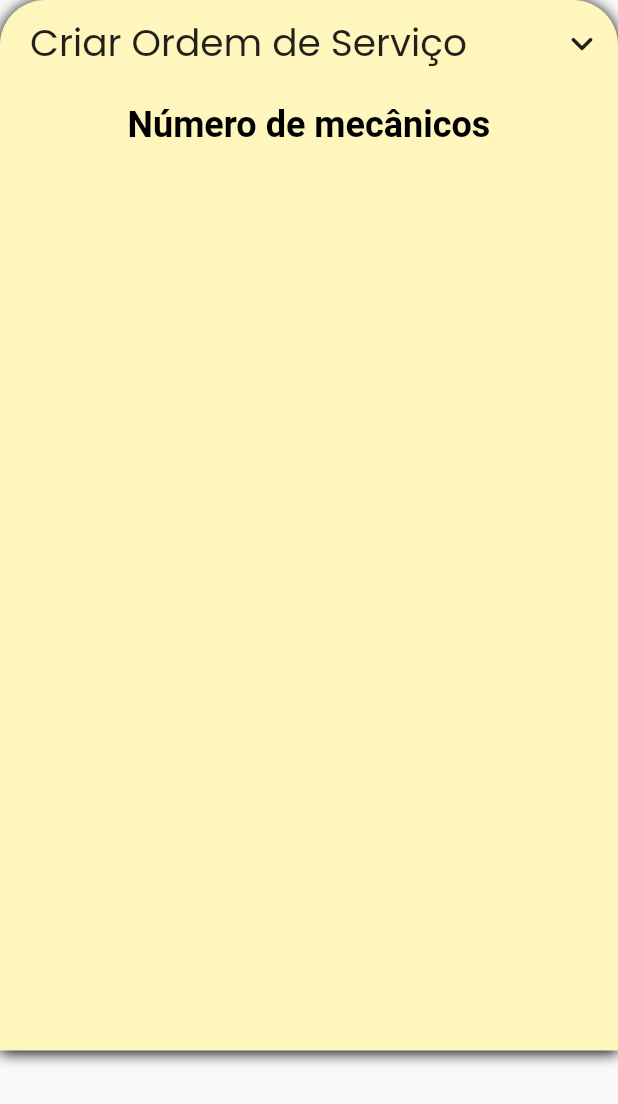
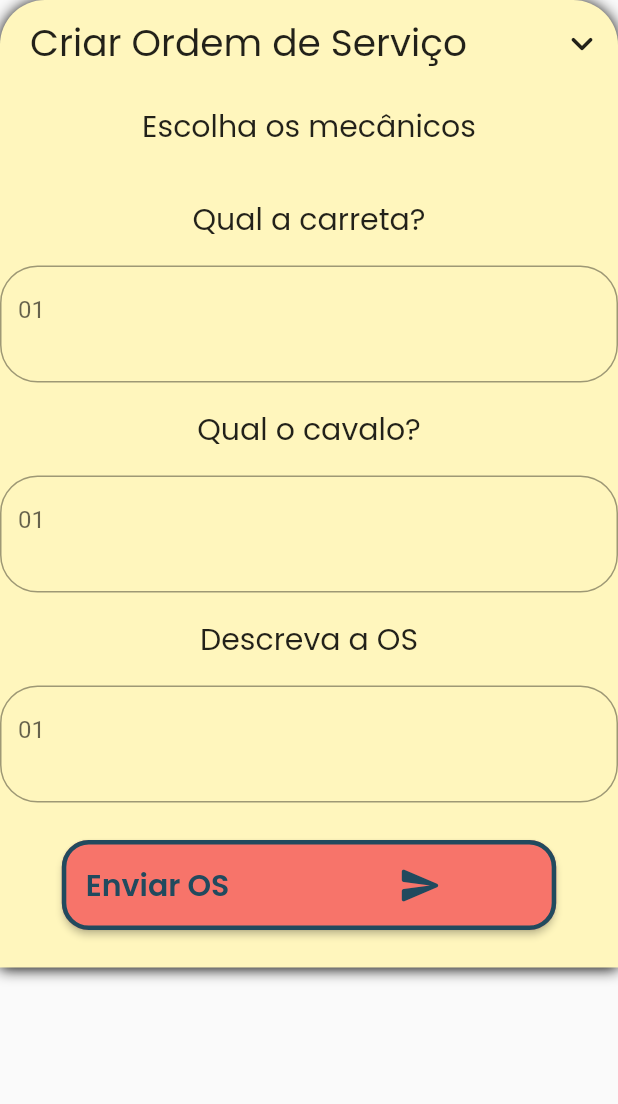
Before and after one commit to lucasmartinsnogueira/SGM, a Flutter app: the FormOSs widget shown alone on an empty page, opened directly with empty values, on a phone screen of 412 x 824 dp. Shown: the top 1104 px of the screen. Run offline on Flutter 3.47's test engine with Material 2 defaults, Android fonts, the phone set to English and light mode, and no system bars; our stand-ins replace brasil_fields, cached_network_image, cloud_firestore, curved_navigation_bar, firebase_auth, firebase_core and 5 more; missing offline and left inert: cloud_firestore_web, firebase_auth_web, firebase_core_web, firebase_storage_web, image_picker_for_web; accounts and stored records are empty; network calls fail.

Commit message:
Salvamento de progresso.

```diff
--- /dev/null
+++ b/sgm/lib/dead/tests/dead/dead.dart
@@ -0,0 +1,37 @@
+// Arquivo de códgos comentados para consulta de possíveis implementações.
+
+
+//Number Picker
+/*const Text("Número de Mecânicos"),
+                NumberPicker(
+                  haptics: true,
+                  selectedTextStyle: const TextStyle(
+                      color: blue, fontSize: 32, fontWeight: FontWeight.bold),
+                  axis: Axis.horizontal,
+                  minValue: 1,
+                  maxValue: 4,
+                  value: _currentValue,
+                  onChanged: (value) => setState(() => _currentValue = value),
+                ),
+                CustomTextFormField(),*/
+                /* DropdownButton(
+                  dropdownColor: lightyellow,
+
+                  value: dropdownValue,
+                  icon: const Icon(Icons.arrow_downward),
+                  elevation: 16,
+                  style: const TextStyle(color: Colors.deepPurple),
+                  underline: Container(
+                    height: 2,
+                    color: Colors.deepPurpleAccent,
+                  ),
+                  onChanged: (value) =>
+                      setState(() => dropdownValue = value.toString()),
+                  items: <String>['One', 'Two', 'Free', 'Four']
+                      .map<DropdownMenuItem<String>>((String value) {
+                    return DropdownMenuItem<String>(
+                      value: value,
+                      child: Text(value),
+                    );
+                  }).toList(),
+                )*/
--- a/sgm/lib/modules/login_signup/pages/login_cadastro.dart
+++ b/sgm/lib/modules/login_signup/pages/login_cadastro.dart
@@ -2,7 +2,6 @@
 
 import 'package:flutter/material.dart';
 import 'package:sgm/modules/login_signup/pages/cadastro.dart';
-import 'package:sgm/modules/login_signup/pages/login.dart';
 import 'package:sgm/modules/login_signup/pages/login.dart';
 import 'package:sgm/shared/help/colors.dart';
 
@@ -24,7 +23,6 @@ class _LoginCadastroState extends State<LoginCadastro> {
   Widget build(BuildContext context) {
   double margemParaMenuSemClique = MediaQuery.of(context).size.width * 0.125;
   PageController _pageController = PageController();
-
 
     return Scaffold(
       key: scaffoldKey,
--- a/sgm/lib/shared/widgets/custom_Text_Form_Field.dart
+++ b/sgm/lib/shared/widgets/custom_Text_Form_Field.dart
@@ -9,7 +9,8 @@ class CustomTextFormField extends StatefulWidget {
   final String? cancelMsg;
   final Widget? container;
 
-  const CustomTextFormField({Key? key,
+  const CustomTextFormField({
+    Key? key,
     this.message,
     this.popOnCancel = false,
     this.title,
@@ -26,6 +27,16 @@ class CustomTextFormField extends StatefulWidget {
 class _CustomTextFormFieldState extends State<CustomTextFormField> {
   @override
   Widget build(BuildContext context) {
-    return TextFormField();
+    return TextFormField(
+      keyboardType: TextInputType.number,
+      maxLines: 2,
+        decoration: InputDecoration(
+
+            hintText: "01",
+            fillColor: Colors.white,
+            border: OutlineInputBorder(
+              borderRadius: BorderRadius.circular(25.0),
+              borderSide: BorderSide(),
+            )));
   }
 }
--- a/sgm/lib/shared/widgets/custom_form_os.dart
+++ b/sgm/lib/shared/widgets/custom_form_os.dart
@@ -1,7 +1,10 @@
 //Widget customizado de popup de Alerta
+import 'dart:math';
+
 import 'package:flutter/material.dart';
 import 'package:google_fonts/google_fonts.dart';
 import 'package:sgm/shared/help/colors.dart';
+import 'package:sgm/shared/widgets/custom_Text_Form_Field.dart';
 import 'package:sgm/shared/widgets/custom_alert_dialog.dart';
 
 class FormOSs extends StatefulWidget {
@@ -18,9 +21,10 @@ class _FormOSsState extends State<FormOSs> {
   int filterChipCount = 0;
   @override
   Widget build(BuildContext context) {
-    return StatefulBuilder(builder: (context, setState) {
+    return SingleChildScrollView(
+      child: StatefulBuilder(builder: (context, setState) {
         return Container(
-          height: MediaQuery.of(context).size.height * 0.85,
+
             width: MediaQuery.of(context).size.width,
             decoration: const BoxDecoration(
               color: lightyellow,
@@ -60,70 +64,89 @@ class _FormOSsState extends State<FormOSs> {
                       ],
                     ),
                   ),
-                /*const Text("Número de Mecânicos"),
-                NumberPicker(
-                  haptics: true,
-                  selectedTextStyle: const TextStyle(
-                      color: blue, fontSize: 32, fontWeight: FontWeight.bold),
-                  axis: Axis.horizontal,
-                  minValue: 1,
-                  maxValue: 4,
-                  value: _currentValue,
-                  onChanged: (value) => setState(() => _currentValue = value),
-                ),
-                CustomTextFormField(),*/
-                /* DropdownButton(
-                  dropdownColor: lightyellow,
-
-                  value: dropdownValue,
-                  icon: const Icon(Icons.arrow_downward),
-                  elevation: 16,
-                  style: const TextStyle(color: Colors.deepPurple),
-                  underline: Container(
-                    height: 2,
-                    color: Colors.deepPurpleAccent,
-                  ),
-                  onChanged: (value) =>
-                      setState(() => dropdownValue = value.toString()),
-                  items: <String>['One', 'Two', 'Free', 'Four']
-                      .map<DropdownMenuItem<String>>((String value) {
-                    return DropdownMenuItem<String>(
-                      value: value,
-                      child: Text(value),
-                    );
-                  }).toList(),
-                )*/
-
-                Container(
-                  child: Padding(
-                    padding: EdgeInsets.all(16),
+                  Padding(
+                    padding: const EdgeInsets.all(16),
                     child: Text(
-                      "Número de mecânicos",
-                      style: TextStyle(
-                          color: Colors.black,
-                          fontSize: 24,
-                          fontWeight: FontWeight.bold),
+                      "Escolha os mecânicos",
+                      style: GoogleFonts.poppins(
+                        fontSize: 20,
                       ),
                     ),
                   ),
-                /*Wrap(
+                  buildFilterChips(),
+                  Padding(
+                    padding: const EdgeInsets.all(16),
+                    child: Text(
+                      "Qual a carreta?",
+                      style: GoogleFonts.poppins(
+                        fontSize: 20,
+                      ),
+                    ),
+                  ),
+                  CustomTextFormField(),
+                  Padding(
+                    padding: const EdgeInsets.all(16),
+                    child: Text(
+                      "Qual o cavalo?",
+                      style: GoogleFonts.poppins(
+                        fontSize: 20,
+                      ),
+                    ),
+                  ),
+                  CustomTextFormField(),
+                  Padding(
+                    padding: const EdgeInsets.all(16),
+                    child: Text(
+                      "Descreva a OS",
+                      style: GoogleFonts.poppins(
+                        fontSize: 20,
+                      ),
+                    ),
+                  ),
+                  CustomTextFormField(),
+                  Padding(
+                    padding: const EdgeInsets.symmetric(
+                      vertical: 25
+                    ),
+                    child: SizedBox(
+                      width: MediaQuery.of(context).size.width * 0.8,
+                      height: 60,
+                      child: ElevatedButton(
+                          style: ButtonStyle(
+                              backgroundColor: MaterialStateProperty.all<Color>(
+                                 pink),
+                              shape:
+                                  MaterialStateProperty.all<RoundedRectangleBorder>(
+                                      RoundedRectangleBorder(
+                                          borderRadius: BorderRadius.circular(18.0),
+                                          side: const BorderSide(
+                                              color: blue, width: 3)))),
+                          onPressed: () {},
+                          child: Row(
                             children: [
-                    mychips("Sales"),
-                    mychips("oi"),
-                    mychips("roi"),
-                    mychips("ola"),
-                     mychips("Sales"),
-                    mychips("oi"),
-                    mychips("roi"),
-                    mychips("ola"),
+                              Expanded(
+                                  child: Text(
+                                "Enviar OS",
+                                style: GoogleFonts.poppins(
+                                    fontSize: 20,
+                                    fontWeight: FontWeight.w600,
+                                    color: blue),
+                              )),
+                              const Expanded(
+                                  child: Icon(
+                                Icons.send_rounded,
+                                size: 30,
+                                color: blue,
+                              ))
                             ],
+                          )),
                     ),
-                */
-                buildFilterChips()
+                  )
                 ],
               ),
             ));
-    });
+      }),
+    );
   }
 
   Widget buildFilterChips() {
@@ -178,26 +201,4 @@ class _FormOSsState extends State<FormOSs> {
           .toList(),
     );
   }
-
-/*
-  SizedBox mychips(String chipName) {
-    return SizedBox(
-                  child: Padding(
-                    padding: const EdgeInsets.symmetric(horizontal: 5),
-                    child: ElevatedButton(
-                style: ButtonStyle(
-                      backgroundColor: MaterialStateProperty.all<Color>(
-                        red.withOpacity(0.6),
-                      ),
-                      shape: MaterialStateProperty.all<RoundedRectangleBorder>(
-                          RoundedRectangleBorder(
-                              borderRadius: BorderRadius.circular(18.0),
-                              side: BorderSide(color: blue, width: 3)))),
-                onPressed: () {},
-                child: Text(chipName),
-              ),
-                  ));
 }
-  */
-
-}
```
Lines whose indentation alone changed are shown as unchanged.
